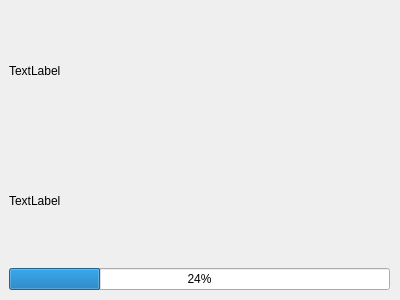
Old version of the form jeu-entreprise/loadingwindow.ui in the repository rcatajar/jeu-entreprise.
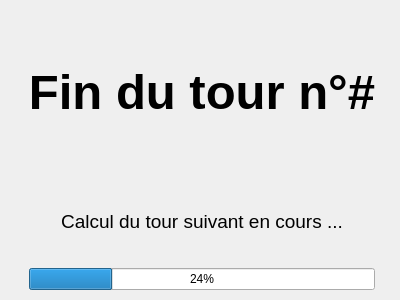
New version of the form.

```diff
--- a/jeu-entreprise/loadingwindow.ui
+++ b/jeu-entreprise/loadingwindow.ui
@@ -18,23 +18,51 @@
     <rect>
      <x>9</x>
      <y>9</y>
-     <width>381</width>
+     <width>386</width>
      <height>281</height>
     </rect>
    </property>
-   <layout class="QVBoxLayout" name="verticalLayout">
+   <layout class="QVBoxLayout" name="verticalLayout" stretch="2,1,1">
+    <property name="leftMargin">
+     <number>20</number>
+    </property>
+    <property name="rightMargin">
+     <number>20</number>
+    </property>
     <item>
-     <widget class="QLabel" name="label">
+     <widget class="QLabel" name="finDuTour">
+      <property name="font">
+       <font>
+        <pointsize>37</pointsize>
+        <weight>75</weight>
+        <bold>true</bold>
+       </font>
+      </property>
       <property name="text">
-       <string>TextLabel</string>
+       <string>Fin du tour n°#</string>
       </property>
+      <property name="textFormat">
+       <enum>Qt::AutoText</enum>
+      </property>
+      <property name="alignment">
+       <set>Qt::AlignCenter</set>
+      </property>
      </widget>
     </item>
     <item>
-     <widget class="QLabel" name="label_2">
+     <widget class="QLabel" name="calculEnCours">
+      <property name="font">
+       <font>
+        <pointsize>14</pointsize>
+        <strikeout>false</strikeout>
+       </font>
+      </property>
       <property name="text">
-       <string>TextLabel</string>
+       <string>Calcul du tour suivant en cours ...</string>
       </property>
+      <property name="alignment">
+       <set>Qt::AlignCenter</set>
+      </property>
      </widget>
     </item>
     <item>
```
Left out of the diff: 2 changed lines with no effect on the pictures.
